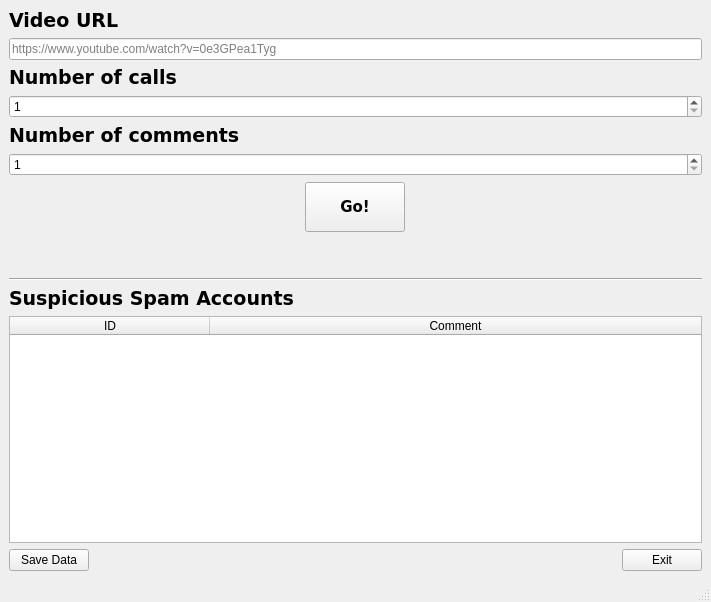
Qt form ui/main.ui (Pristzilla/HackUPCTeamRocket) before a commit.
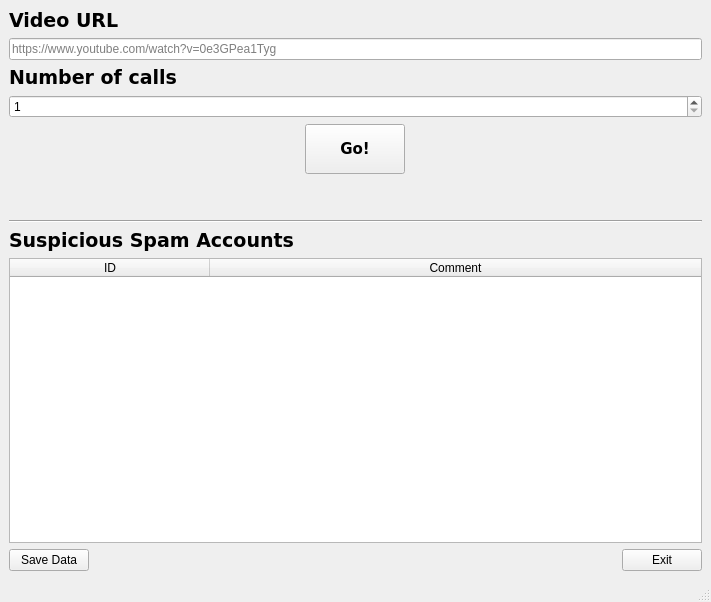
The same form after that commit.

Diff of the .ui file:
```diff
--- a/ui/main.ui
+++ b/ui/main.ui
@@ -67,31 +67,6 @@
         </property>
        </widget>
       </item>
-      <item>
-       <widget class="QLabel" name="label_4">
-        <property name="font">
-         <font>
-          <family>Verdana</family>
-          <pointsize>14</pointsize>
-          <weight>75</weight>
-          <bold>true</bold>
-         </font>
-        </property>
-        <property name="text">
-         <string>Number of comments</string>
-        </property>
-       </widget>
-      </item>
-      <item>
-       <widget class="QSpinBox" name="spinBox_2">
-        <property name="minimum">
-         <number>1</number>
-        </property>
-        <property name="maximum">
-         <number>100</number>
-        </property>
-       </widget>
-      </item>
       <item alignment="Qt::AlignHCenter">
        <widget class="QPushButton" name="pushButton_3">
         <property name="minimumSize">
```
